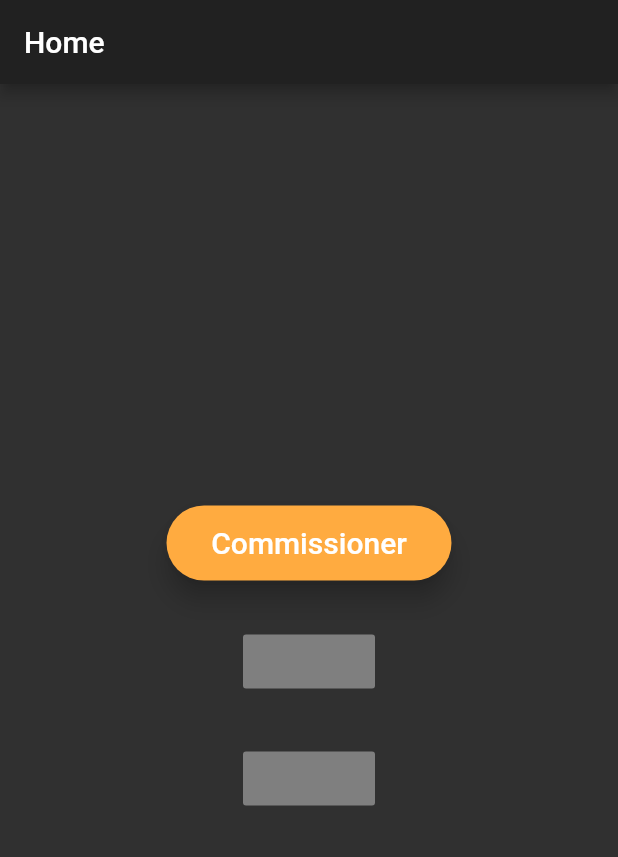
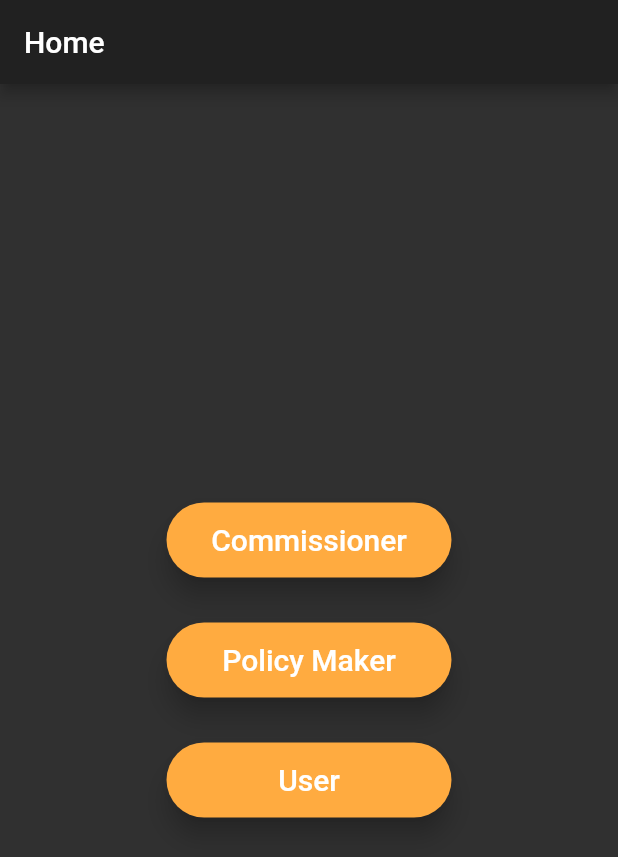
Before and after one commit to abhirup-deb/Policy_Selector, a Flutter app: the screen it shows after launch, on a phone screen of 412 x 824 dp. Shown: the top 857 px of the screen. Run offline on Flutter 3.47's test engine with Material 2 defaults, Android fonts, the phone set to English and light mode, and no system bars.

Commit message:
Homepage Completed

```diff
--- a/lib/screens/home.dart
+++ b/lib/screens/home.dart
@@ -22,11 +22,13 @@ class _HomePageState extends State<HomePage>{
             SizedBox(
               height: 30.0,
             ),
-            RaisedButton(onPressed: null,),
+            SizedBox(child: RaisedButton(onPressed: (){},child: Text('Policy Maker',style: TextStyle(fontSize: 20.0),),color: Colors.orangeAccent,elevation: 7.0,shape: RoundedRectangleBorder(borderRadius: BorderRadius.circular(38.0),),),
+              height: 50.0,width: 190.0,),
             SizedBox(
               height: 30.0,
             ),
-            RaisedButton(onPressed: null,),
+            SizedBox(child: RaisedButton(onPressed: (){},child: Text('User',style: TextStyle(fontSize: 20.0),),color: Colors.orangeAccent,elevation: 7.0,shape: RoundedRectangleBorder(borderRadius: BorderRadius.circular(38.0),),),
+              height: 50.0,width: 190.0,),
           ],
         ),
       ),
```
